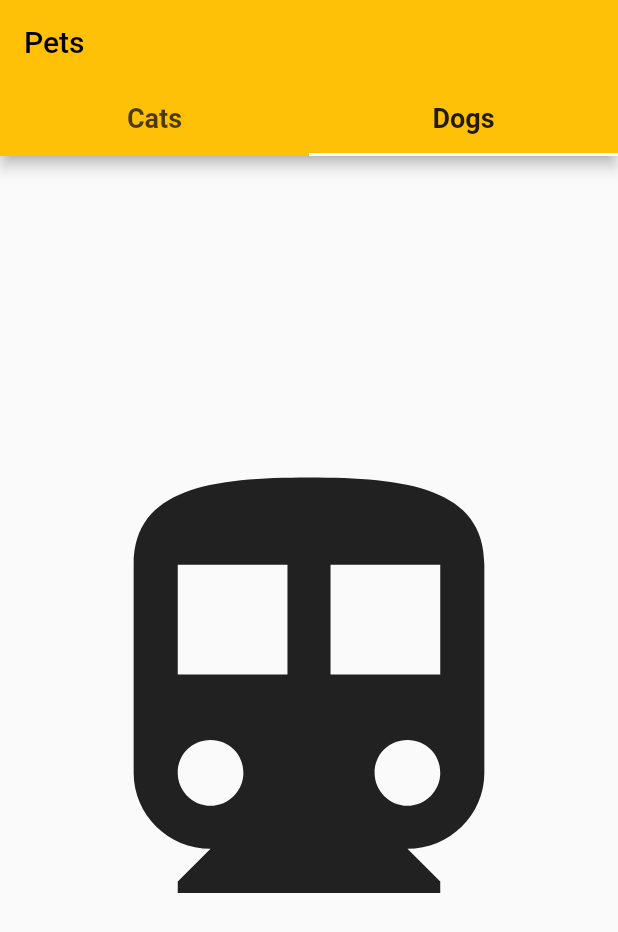
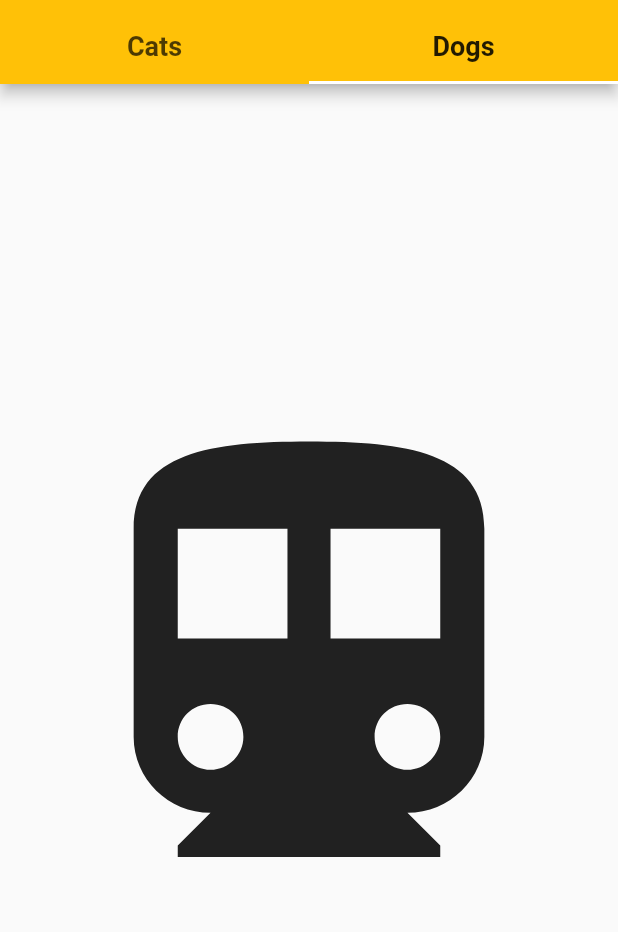
Before and after one commit to yonycherkos/FigozoFLPractical, a Flutter app: the screen it shows after launch, tab 2 chosen, on a phone screen of 412 x 824 dp. Shown: the top 932 px of the screen. Run offline on Flutter 3.47's test engine with Material 2 defaults, Android fonts, the light colour scheme and no system bars; network calls fail.

Commit message:
Add TabBar inside AppBar without Title

```diff
--- a/lib/view/pets_home_page.dart
+++ b/lib/view/pets_home_page.dart
@@ -26,18 +26,7 @@ class _PetsHomePageState extends State<PetsHomePage>
 
     return Scaffold(
       appBar: AppBar(
-        bottom: TabBar(
-          controller: _tabController,
-          labelStyle: const TextStyle(
-            fontSize: 18,
-            fontWeight: FontWeight.w600,
-          ),
-          tabs: const [
-            Tab(text: 'Cats'),
-            Tab(text: 'Dogs'),
-          ],
-        ),
-        title: const Text('Pets'),
+        flexibleSpace: SafeArea(child: buildTabBar()),
       ),
       body: TabBarView(
         controller: _tabController,
@@ -84,4 +73,21 @@ class _PetsHomePageState extends State<PetsHomePage>
       ),
     );
   }
+
+  Widget buildTabBar() {
+    return Align(
+      alignment: Alignment.bottomCenter,
+      child: TabBar(
+        controller: _tabController,
+        labelStyle: const TextStyle(
+          fontSize: 18,
+          fontWeight: FontWeight.w600,
+        ),
+        tabs: const [
+          Tab(text: 'Cats'),
+          Tab(text: 'Dogs'),
+        ],
+      ),
+    );
+  }
 }
```
